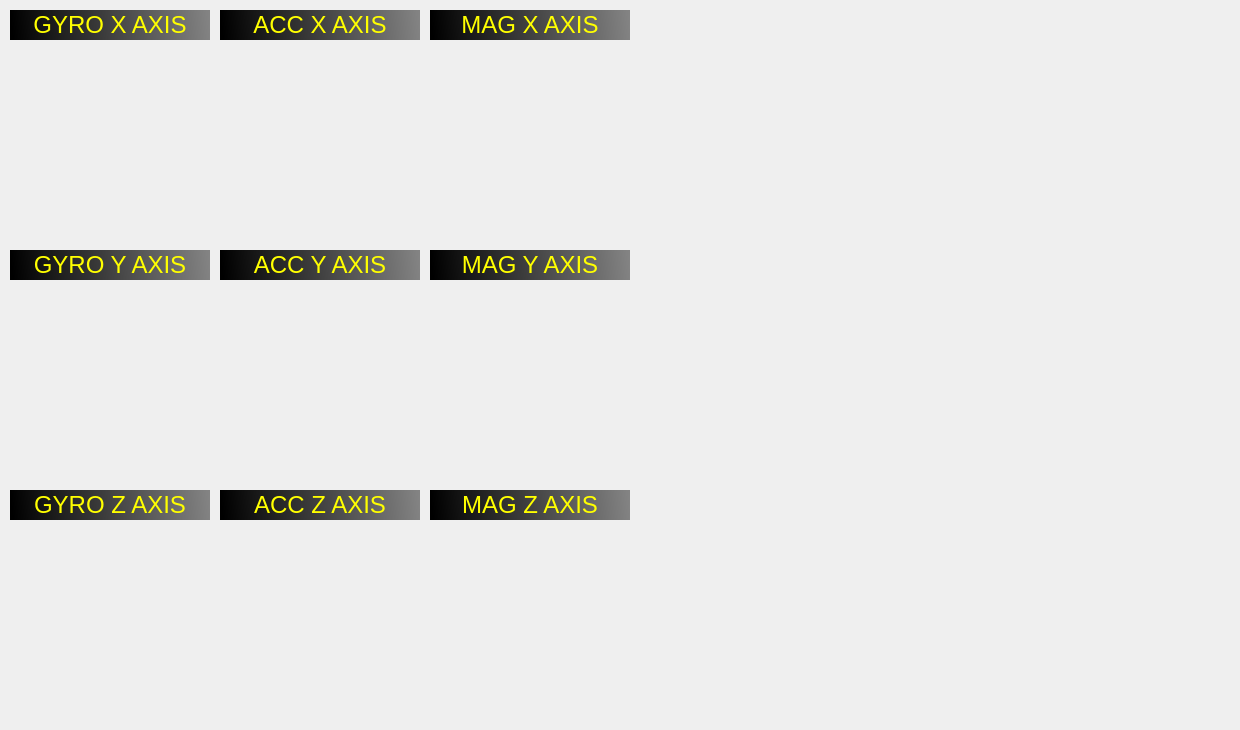
Qt form mainwindow.ui (ahmetcihan/GUI_gyro_observer) before a commit.
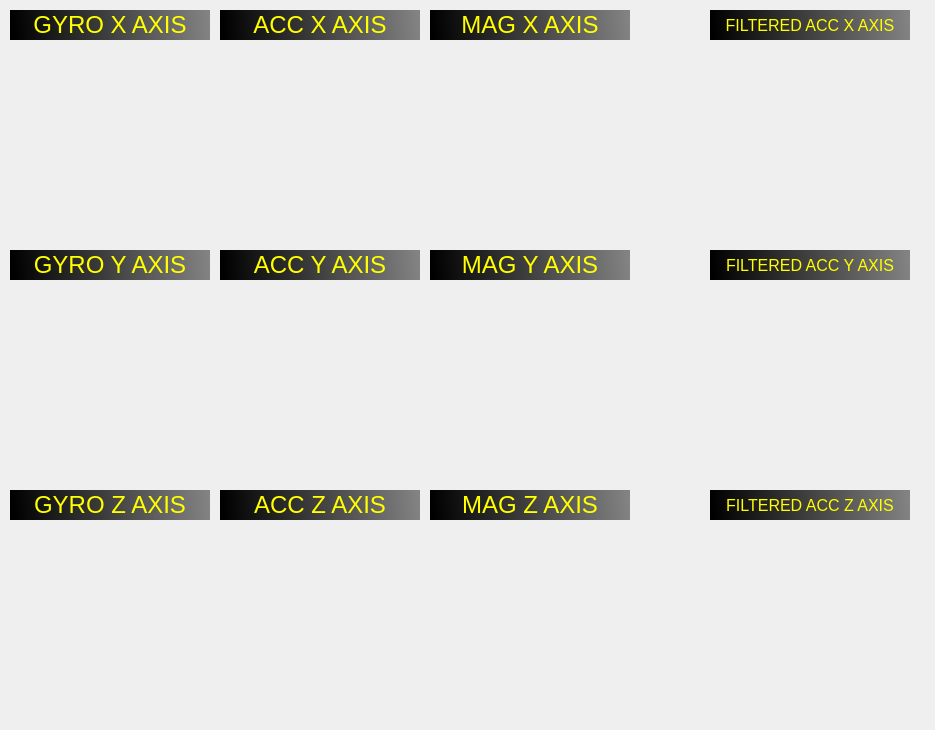
The same form after that commit.

```diff
--- a/mainwindow.ui
+++ b/mainwindow.ui
@@ -6,7 +6,7 @@
    <rect>
     <x>0</x>
     <y>0</y>
-    <width>1240</width>
+    <width>935</width>
     <height>730</height>
    </rect>
   </property>
@@ -341,6 +341,111 @@
      <set>Qt::AlignCenter</set>
     </property>
    </widget>
+   <widget class="QWidget" name="plot_filtered_acc_x" native="true">
+    <property name="geometry">
+     <rect>
+      <x>710</x>
+      <y>40</y>
+      <width>200</width>
+      <height>200</height>
+     </rect>
+    </property>
+   </widget>
+   <widget class="QWidget" name="plot_filtered_acc_z" native="true">
+    <property name="geometry">
+     <rect>
+      <x>710</x>
+      <y>520</y>
+      <width>200</width>
+      <height>200</height>
+     </rect>
+    </property>
+   </widget>
+   <widget class="QLabel" name="label_filtered_acc_z">
+    <property name="geometry">
+     <rect>
+      <x>710</x>
+      <y>490</y>
+      <width>200</width>
+      <height>30</height>
+     </rect>
+    </property>
+    <property name="font">
+     <font>
+      <pointsize>12</pointsize>
+     </font>
+    </property>
+    <property name="styleSheet">
+     <string notr="true">color: rgb(255, 255, 0);
+background-color: qlineargradient(spread:pad, x1:0, y1:0.0170455, x2:0.99, y2:0, stop:0 rgba(0, 0, 0, 255), stop:1 rgba(131, 131, 131, 255));</string>
+    </property>
+    <property name="text">
+     <string>FILTERED ACC Z AXIS</string>
+    </property>
+    <property name="alignment">
+     <set>Qt::AlignCenter</set>
+    </property>
+   </widget>
+   <widget class="QWidget" name="plot_filtered_acc_y" native="true">
+    <property name="geometry">
+     <rect>
+      <x>710</x>
+      <y>280</y>
+      <width>200</width>
+      <height>200</height>
+     </rect>
+    </property>
+   </widget>
+   <widget class="QLabel" name="label_filtered_acc_x">
+    <property name="geometry">
+     <rect>
+      <x>710</x>
+      <y>10</y>
+      <width>200</width>
+      <height>30</height>
+     </rect>
+    </property>
+    <property name="font">
+     <font>
+      <pointsize>12</pointsize>
+     </font>
+    </property>
+    <property name="styleSheet">
+     <string notr="true">color: rgb(255, 255, 0);
+background-color: qlineargradient(spread:pad, x1:0, y1:0.0170455, x2:0.99, y2:0, stop:0 rgba(0, 0, 0, 255), stop:1 rgba(131, 131, 131, 255));</string>
+    </property>
+    <property name="text">
+     <string>FILTERED ACC X AXIS</string>
+    </property>
+    <property name="alignment">
+     <set>Qt::AlignCenter</set>
+    </property>
+   </widget>
+   <widget class="QLabel" name="label_filtered_acc_y">
+    <property name="geometry">
+     <rect>
+      <x>710</x>
+      <y>250</y>
+      <width>200</width>
+      <height>30</height>
+     </rect>
+    </property>
+    <property name="font">
+     <font>
+      <pointsize>12</pointsize>
+     </font>
+    </property>
+    <property name="styleSheet">
+     <string notr="true">color: rgb(255, 255, 0);
+background-color: qlineargradient(spread:pad, x1:0, y1:0.0170455, x2:0.99, y2:0, stop:0 rgba(0, 0, 0, 255), stop:1 rgba(131, 131, 131, 255));</string>
+    </property>
+    <property name="text">
+     <string>FILTERED ACC Y AXIS</string>
+    </property>
+    <property name="alignment">
+     <set>Qt::AlignCenter</set>
+    </property>
+   </widget>
   </widget>
  </widget>
  <layoutdefault spacing="6" margin="11"/>
```
